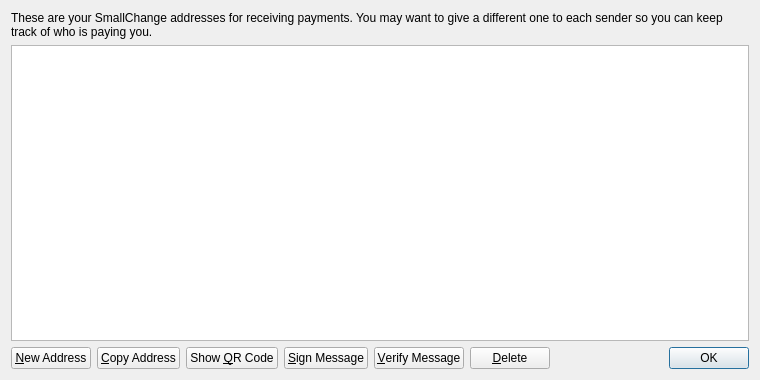
Old version of the form src/qt/forms/addressbookpage.ui in the repository mooneygang/ammocoin.
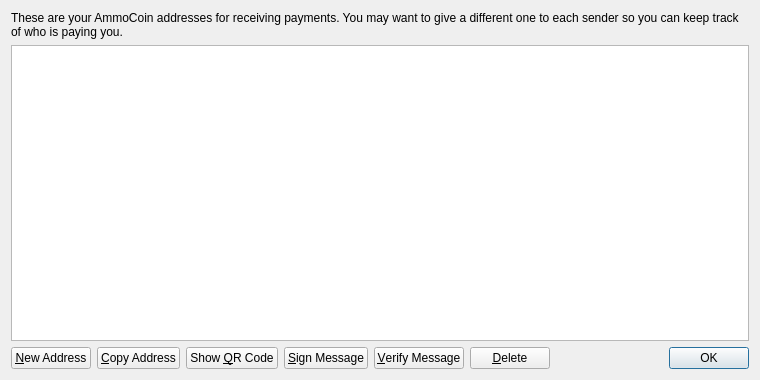
New version of the form. Icons and pictures are not drawn.

What changed in the file:
```diff
--- a/src/qt/forms/addressbookpage.ui
+++ b/src/qt/forms/addressbookpage.ui
@@ -17,7 +17,7 @@
    <item>
     <widget class="QLabel" name="labelExplanation">
      <property name="text">
-      <string>These are your SmallChange addresses for receiving payments. You may want to give a different one to each sender so you can keep track of who is paying you.</string>
+      <string>These are your AmmoCoin addresses for receiving payments. You may want to give a different one to each sender so you can keep track of who is paying you.</string>
      </property>
      <property name="textFormat">
       <enum>Qt::PlainText</enum>
```
